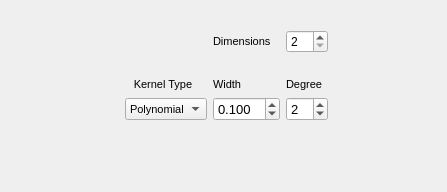
b4silio/MLDemos, file _AlgorithmsPlugins/Projections/paramsKPCA.ui: the form before one commit.
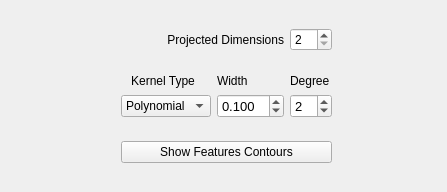
The form after the commit.

Commit message: - added feature display for kernel PCA using contour plots - added the qcontour class

Diff of the .ui file:
```diff
--- a/_AlgorithmsPlugins/Projections/paramsKPCA.ui
+++ b/_AlgorithmsPlugins/Projections/paramsKPCA.ui
@@ -18,7 +18,7 @@
     <widget class="QLabel" name="labelkernel">
      <property name="font">
       <font>
-       <pointsize>8</pointsize>
+       <pointsize>9</pointsize>
       </font>
      </property>
      <property name="text">
@@ -29,37 +29,11 @@
      </property>
     </widget>
    </item>
-   <item row="9" column="1" colspan="2">
-    <spacer name="verticalSpacer">
-     <property name="orientation">
-      <enum>Qt::Vertical</enum>
-     </property>
-     <property name="sizeHint" stdset="0">
-      <size>
-       <width>20</width>
-       <height>40</height>
-      </size>
-     </property>
-    </spacer>
-   </item>
-   <item row="0" column="1" colspan="2">
-    <spacer name="verticalSpacer_2">
-     <property name="orientation">
-      <enum>Qt::Vertical</enum>
-     </property>
-     <property name="sizeHint" stdset="0">
-      <size>
-       <width>20</width>
-       <height>40</height>
-      </size>
-     </property>
-    </spacer>
-   </item>
    <item row="2" column="3">
     <widget class="QLabel" name="labelWidth">
      <property name="font">
       <font>
-       <pointsize>8</pointsize>
+       <pointsize>9</pointsize>
       </font>
      </property>
      <property name="text">
@@ -96,7 +70,7 @@
     <widget class="QLabel" name="labelDegree">
      <property name="font">
       <font>
-       <pointsize>8</pointsize>
+       <pointsize>9</pointsize>
       </font>
      </property>
      <property name="text">
@@ -153,7 +127,7 @@
     <widget class="QComboBox" name="kernelTypeCombo">
      <property name="font">
       <font>
-       <pointsize>8</pointsize>
+       <pointsize>9</pointsize>
       </font>
      </property>
      <property name="toolTip">
@@ -186,15 +160,56 @@
      </property>
     </widget>
    </item>
-   <item row="0" column="3">
+   <item row="0" column="2" colspan="2">
     <widget class="QLabel" name="labelWidth_2">
      <property name="font">
       <font>
-       <pointsize>8</pointsize>
+       <pointsize>9</pointsize>
       </font>
      </property>
      <property name="text">
-      <string>Dimensions</string>
+      <string>Projected Dimensions</string>
+     </property>
+     <property name="alignment">
+      <set>Qt::AlignRight|Qt::AlignTrailing|Qt::AlignVCenter</set>
+     </property>
+    </widget>
+   </item>
+   <item row="0" column="0">
+    <spacer name="verticalSpacer_2">
+     <property name="orientation">
+      <enum>Qt::Vertical</enum>
+     </property>
+     <property name="sizeHint" stdset="0">
+      <size>
+       <width>20</width>
+       <height>40</height>
+      </size>
+     </property>
+    </spacer>
+   </item>
+   <item row="4" column="0">
+    <spacer name="verticalSpacer">
+     <property name="orientation">
+      <enum>Qt::Vertical</enum>
+     </property>
+     <property name="sizeHint" stdset="0">
+      <size>
+       <width>20</width>
+       <height>40</height>
+      </size>
+     </property>
+    </spacer>
+   </item>
+   <item row="4" column="2" colspan="3">
+    <widget class="QPushButton" name="contourButton">
+     <property name="font">
+      <font>
+       <pointsize>9</pointsize>
+      </font>
+     </property>
+     <property name="text">
+      <string>Show Features Contours</string>
      </property>
     </widget>
    </item>
```
The commit also changes 18 other files.
